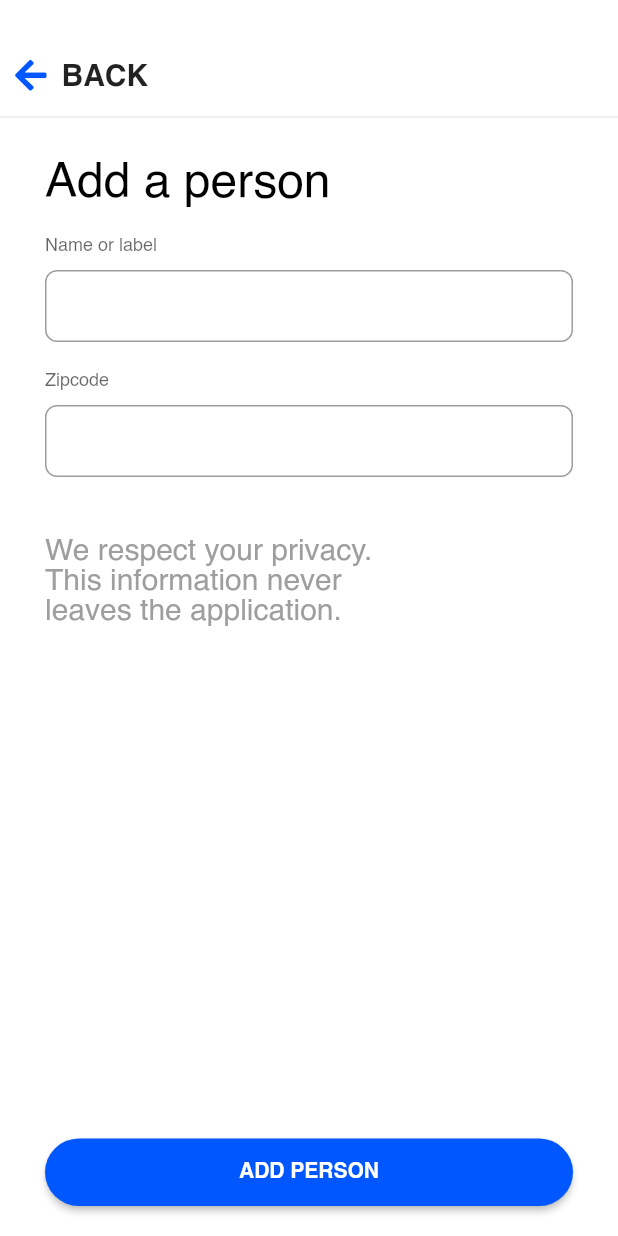
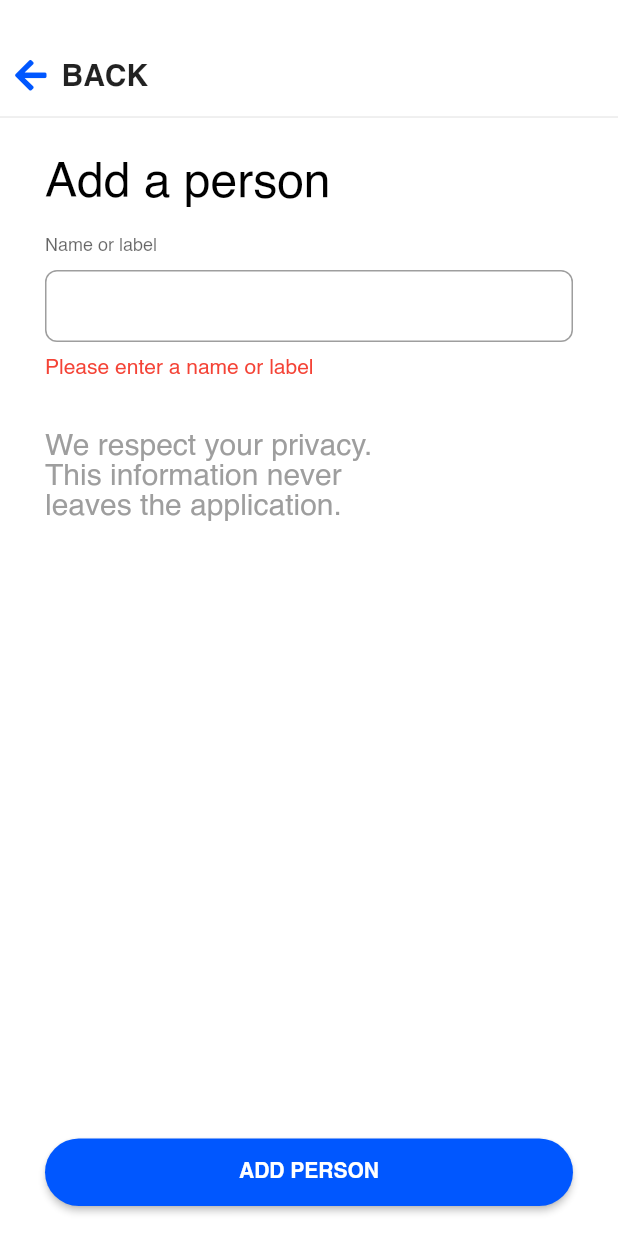
Before and after one commit to DouglasHorn/epios, a Flutter app: the AddPersonPage screen opened directly, after a tap on "ADD PERSON", on a phone screen of 412 x 824 dp. Run offline on Flutter 3.47's test engine with Material 2 defaults, Android fonts, the phone set to English and light mode, and no system bars; our stand-ins replace flutter_svg, font_awesome_flutter, shared_preferences; missing offline and left inert: encrypt, eosdart, qrscan; accounts and stored records are empty.

Commit message:
added actions

```diff
--- a/mobile/lib/pgaes/addPerson.page/addPerson.page.dart
+++ b/mobile/lib/pgaes/addPerson.page/addPerson.page.dart
@@ -1,5 +1,8 @@
+import 'package:epios/commons/global.dart';
 import 'package:epios/commons/styles.dart';
+import 'package:epios/components/inlineMessage.component.dart';
 import 'package:epios/components/simpleAppBar.component.dart';
+import 'package:epios/models/data.model.dart';
 import 'package:flutter/material.dart';
 
 class AddPersonPage extends StatefulWidget {
@@ -8,6 +11,8 @@ class AddPersonPage extends StatefulWidget {
 }
 
 class _AddPersonPageState extends State<AddPersonPage> {
+  final TextEditingController _nameController = TextEditingController();
+  InlineMessageModel _message;
   @override
   Widget build(BuildContext context) {
     return Scaffold(
@@ -31,7 +36,7 @@ class _AddPersonPageState extends State<AddPersonPage> {
             child: RaisedButton(
               child: Text("ADD PERSON",style: buttonTextStyle,),
               textColor: Colors.white,
-              onPressed: (){},
+              onPressed: _onAddPersionPressed,
             ),
           ),
         ),
@@ -52,20 +57,16 @@ class _AddPersonPageState extends State<AddPersonPage> {
             sized_20,
             Text("Name or label",style: textHeaderStyle,),
             sized_10,
-            TextField(
-              decoration: InputDecoration(
+            TextField(controller: _nameController,),
+            InlineMessage(model: _message,),
+            // sized_20,
+            // Text("Zipcode",style: textHeaderStyle,),
+            // sized_10,
+            // TextField(
+            //   decoration: InputDecoration(
 
-              ),
-            ),
-            sized_20,
-            Text("Zipcode",style: textHeaderStyle,),
-            sized_10,
-            TextField(
-              decoration: InputDecoration(
-
-              ),
-            ),
-            sized_20,
+            //   ),
+            // ),
             sized_20,
             Text("We respect your privacy.\r\nThis information never\r\nleaves the application.",style: t.headline6.copyWith(color:Colors.grey),),
           ]
@@ -73,4 +74,29 @@ class _AddPersonPageState extends State<AddPersonPage> {
       ),
     );
   }
+
+  void _onAddPersionPressed()async{
+    if(_nameController.text.isEmpty){
+      setState(() {
+        _message = InlineMessageModel.error(message: "Please enter a name or label");
+      });
+      return;
+    }
+    if(Global.data.persons.containsKey(_nameController.text)){
+      setState(() {
+        _message = InlineMessageModel.error(message: "This name already exist");
+      });
+      return;
+    }
+
+    Global.data.persons[_nameController.text] = PersonModel(
+      name: _nameController.text,
+      tests: []
+    );
+    await Global.storage.setData(Global.data);
+
+    setState(() {
+      _message = InlineMessageModel.success(message: "${_nameController.text} has been added successfully");
+    });
+  }
 }
```
